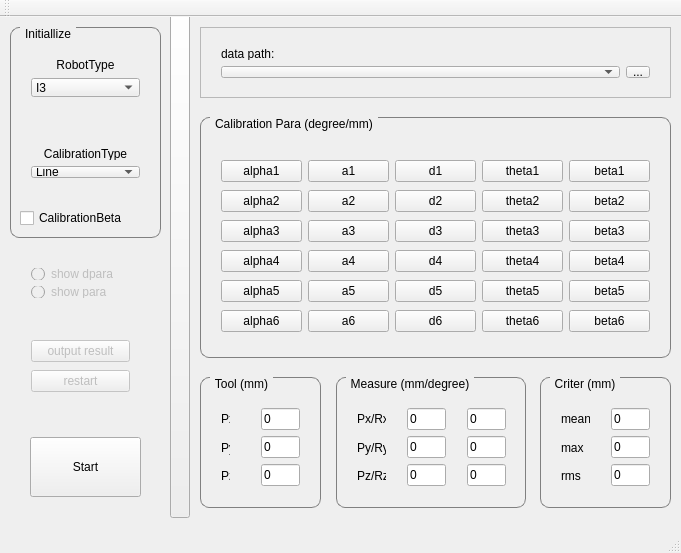
First picture: the form in mainwindow.ui, repository ziyiyuan/KinematicsCalibration, before the edit.
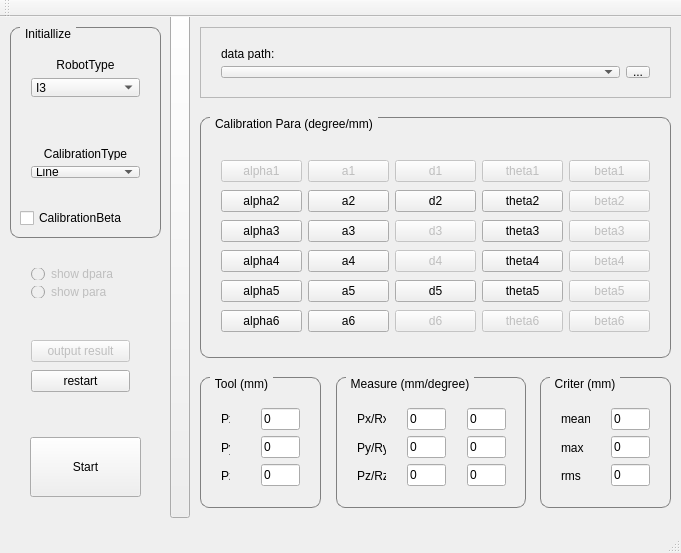
Second picture: the form after the edit.

Diff of the .ui file:
```diff
--- a/mainwindow.ui
+++ b/mainwindow.ui
@@ -445,13 +445,13 @@
       <item row="0" column="5">
        <widget class="QPushButton" name="pBbeta1">
         <property name="enabled">
-         <bool>true</bool>
+         <bool>false</bool>
         </property>
         <property name="text">
          <string>beta1</string>
         </property>
         <property name="checkable">
-         <bool>false</bool>
+         <bool>true</bool>
         </property>
         <property name="checked">
          <bool>false</bool>
@@ -461,13 +461,13 @@
       <item row="0" column="1">
        <widget class="QPushButton" name="pBa1">
         <property name="enabled">
-         <bool>true</bool>
+         <bool>false</bool>
         </property>
         <property name="text">
          <string>a1</string>
         </property>
         <property name="checkable">
-         <bool>false</bool>
+         <bool>true</bool>
         </property>
         <property name="checked">
          <bool>false</bool>
@@ -490,13 +490,13 @@
       <item row="0" column="4">
        <widget class="QPushButton" name="pBtheta1">
         <property name="enabled">
-         <bool>true</bool>
+         <bool>false</bool>
         </property>
         <property name="text">
          <string>theta1</string>
         </property>
         <property name="checkable">
-         <bool>false</bool>
+         <bool>true</bool>
         </property>
         <property name="checked">
          <bool>false</bool>
@@ -525,13 +525,13 @@
       <item row="2" column="3">
        <widget class="QPushButton" name="pBd3">
         <property name="enabled">
-         <bool>true</bool>
+         <bool>false</bool>
         </property>
         <property name="text">
          <string>d3</string>
         </property>
         <property name="checkable">
-         <bool>false</bool>
+         <bool>true</bool>
         </property>
         <property name="checked">
          <bool>false</bool>
@@ -554,13 +554,13 @@
       <item row="5" column="3">
        <widget class="QPushButton" name="pBd6">
         <property name="enabled">
-         <bool>true</bool>
+         <bool>false</bool>
         </property>
         <property name="text">
          <string>d6</string>
         </property>
         <property name="checkable">
-         <bool>false</bool>
+         <bool>true</bool>
         </property>
         <property name="checked">
          <bool>false</bool>
@@ -583,13 +583,13 @@
       <item row="0" column="0">
        <widget class="QPushButton" name="pBalpha1">
         <property name="enabled">
-         <bool>true</bool>
+         <bool>false</bool>
         </property>
         <property name="text">
          <string>alpha1</string>
         </property>
         <property name="checkable">
-         <bool>false</bool>
+         <bool>true</bool>
         </property>
         <property name="checked">
          <bool>false</bool>
@@ -599,13 +599,13 @@
       <item row="0" column="3">
        <widget class="QPushButton" name="pBd1">
         <property name="enabled">
-         <bool>true</bool>
+         <bool>false</bool>
         </property>
         <property name="text">
          <string>d1</string>
         </property>
         <property name="checkable">
-         <bool>false</bool>
+         <bool>true</bool>
         </property>
         <property name="checked">
          <bool>false</bool>
@@ -641,13 +641,13 @@
       <item row="3" column="3">
        <widget class="QPushButton" name="pBd4">
         <property name="enabled">
-         <bool>true</bool>
+         <bool>false</bool>
         </property>
         <property name="text">
          <string>d4</string>
         </property>
         <property name="checkable">
-         <bool>false</bool>
+         <bool>true</bool>
         </property>
         <property name="checked">
          <bool>false</bool>
@@ -657,13 +657,13 @@
       <item row="1" column="5">
        <widget class="QPushButton" name="pBbeta2">
         <property name="enabled">
-         <bool>true</bool>
+         <bool>false</bool>
         </property>
         <property name="text">
          <string>beta2</string>
         </property>
         <property name="checkable">
-         <bool>false</bool>
+         <bool>true</bool>
         </property>
         <property name="checked">
          <bool>false</bool>
@@ -767,13 +767,13 @@
       <item row="5" column="4">
        <widget class="QPushButton" name="pBtheta6">
         <property name="enabled">
-         <bool>true</bool>
+         <bool>false</bool>
         </property>
         <property name="text">
          <string>theta6</string>
         </property>
         <property name="checkable">
-         <bool>false</bool>
+         <bool>true</bool>
         </property>
         <property name="checked">
          <bool>false</bool>
@@ -796,13 +796,13 @@
       <item row="5" column="5">
        <widget class="QPushButton" name="pBbeta6">
         <property name="enabled">
-         <bool>true</bool>
+         <bool>false</bool>
         </property>
         <property name="text">
          <string>beta6</string>
         </property>
         <property name="checkable">
-         <bool>false</bool>
+         <bool>true</bool>
         </property>
         <property name="checked">
          <bool>false</bool>
@@ -812,13 +812,13 @@
       <item row="4" column="5">
        <widget class="QPushButton" name="pBbeta5">
         <property name="enabled">
-         <bool>true</bool>
+         <bool>false</bool>
         </property>
         <property name="text">
          <string>beta5</string>
         </property>
         <property name="checkable">
-         <bool>false</bool>
+         <bool>true</bool>
         </property>
         <property name="checked">
          <bool>false</bool>
@@ -828,7 +828,7 @@
       <item row="3" column="5">
        <widget class="QPushButton" name="pBbeta4">
         <property name="enabled">
-         <bool>true</bool>
+         <bool>false</bool>
         </property>
         <property name="text">
          <string>beta4</string>
@@ -844,13 +844,13 @@
       <item row="2" column="5">
        <widget class="QPushButton" name="pBbeta3">
         <property name="enabled">
-         <bool>true</bool>
+         <bool>false</bool>
         </property>
         <property name="text">
          <string>beta3</string>
         </property>
         <property name="checkable">
-         <bool>false</bool>
+         <bool>true</bool>
         </property>
         <property name="checked">
          <bool>false</bool>
@@ -1092,11 +1092,14 @@
       <item>
        <widget class="QPushButton" name="pBrestart">
         <property name="enabled">
-         <bool>false</bool>
+         <bool>true</bool>
         </property>
         <property name="text">
          <string>restart</string>
         </property>
+        <property name="checkable">
+         <bool>false</bool>
+        </property>
        </widget>
       </item>
      </layout>
```
Left out of the diff: 32 changed lines with no effect on the pictures.
